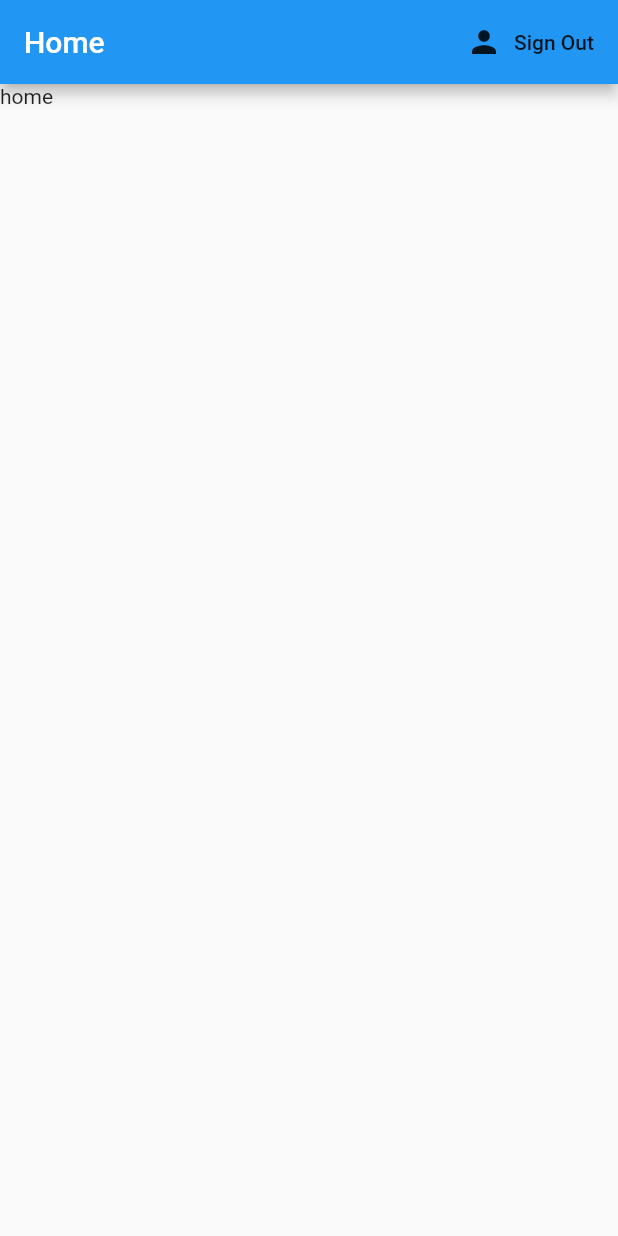
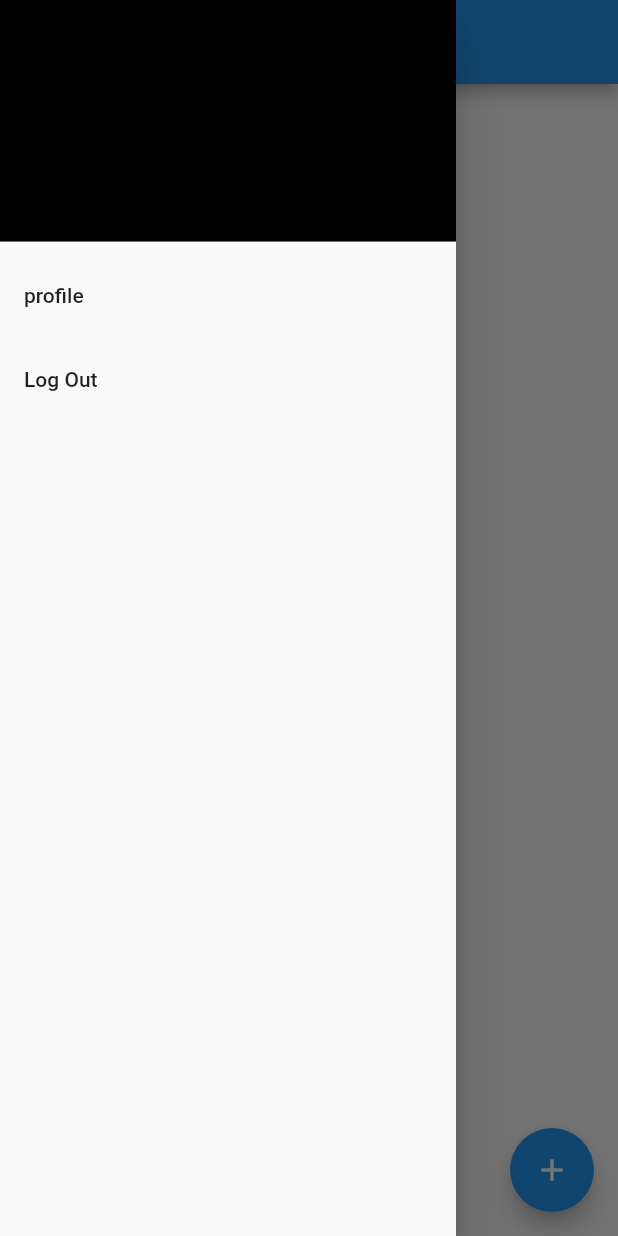
Before and after one commit to rudranshawasthi/chatroom, a Flutter app: the screen it shows once a user with an empty profile is signed in, with the side drawer open (before the commit the screen has no drawer), on a phone screen of 412 x 824 dp. Run offline on Flutter 3.47's test engine with Material 2 defaults, Android fonts, the phone set to English and light mode, and no system bars; our stand-ins replace cloud_firestore, firebase_auth, firebase_core; accounts and stored records are empty.

Commit message:
post tweets and view in profile

```diff
--- a/Chatroom/lib/screens/main/home.dart
+++ b/Chatroom/lib/screens/main/home.dart
@@ -8,17 +8,34 @@ class Home extends StatelessWidget {
     return Scaffold(
       appBar: AppBar(
         title: Text('Home'),
-        actions: <Widget>[
-          FlatButton.icon(
-            label: Text("Sign Out"),
-            onPressed: () async {
-              _authService.signOut();
-            },
-            icon: Icon(Icons.person),
-          )
-        ],
       ),
       body: Text("home"),
+      floatingActionButton: FloatingActionButton(
+        onPressed: () {
+          Navigator.pushNamed(context, '/add');
+        },
+        child: Icon(Icons.add),
+      ),
+      drawer: Drawer(
+        child: ListView(
+          children: [
+            DrawerHeader(
+              child: Text("Drawer Header"),
+              decoration: BoxDecoration(color: Colors.black),
+            ),
+            ListTile(
+                title: Text("profile"),
+                onTap: () {
+                  Navigator.pushNamed(context, '/profile');
+                }),
+            ListTile(
+                title: Text("Log Out"),
+                onTap: () async {
+                  _authService.signOut();
+                }),
+          ],
+        ),
+      ),
     );
   }
 }
--- a/Chatroom/lib/screens/wrapper.dart
+++ b/Chatroom/lib/screens/wrapper.dart
@@ -1,6 +1,8 @@
 import 'package:Chatroom/screens/main/home.dart';
+import 'package:Chatroom/screens/main/posts/add.dart';
 import 'package:Chatroom/models/user.dart';
 import 'package:Chatroom/screens/auth/signup.dart';
+import 'package:Chatroom/screens/main/profile/profile.dart';
 import 'package:flutter/material.dart';
 import 'package:provider/provider.dart';
 
@@ -16,6 +18,15 @@ class Wrapper extends StatelessWidget {
     if (user == null) {
       return SignUp();
     }
-    return Home();
+    return MaterialApp(
+      initialRoute: '/',
+      routes: {
+        '/': (context) => Home(),
+        '/add': (context) => AddState(),
+        '/profile': (context) => Profile(),
+      },
+    );
   }
 }
+
+class Add {}
--- a/Chatroom/pubspec.yaml
+++ b/Chatroom/pubspec.yaml
@@ -24,8 +24,8 @@ dependencies:
   flutter:
     sdk: flutter
   provider: "^4.3.3"
-  firebase_core: "0.7.0"
-  firebase_auth: "^0.20.1"
+  firebase_core: ^1.2.0
+  firebase_auth: ^1.2.0
   cloud_firestore: ^2.2.0
 
 
```
Also changed, not shown: Chatroom/lib/models/post.dart (added, +15 -0 lines), Chatroom/lib/screens/main/posts/add.dart (added, +44 -0 lines), Chatroom/lib/screens/main/posts/listpost.dart (added, +26 -0 lines), Chatroom/lib/screens/main/profile/profile.dart (added, +25 -0 lines), Chatroom/lib/services/posts.dart (added, +35 -0 lines), Chatroom/pubspec.lock.
